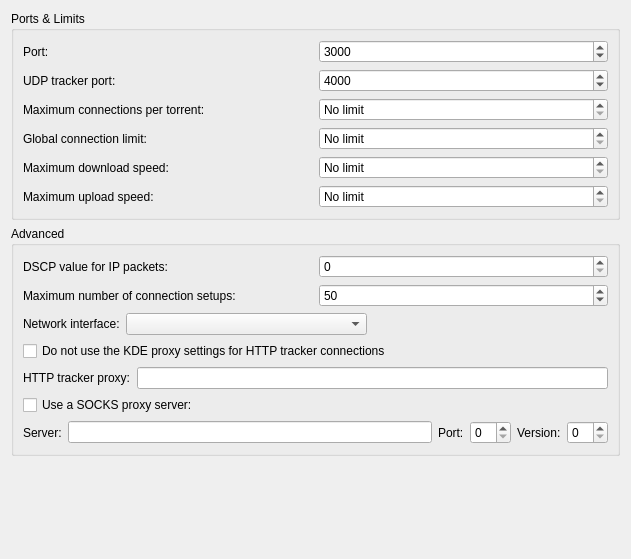
Before: the Qt Designer form ktorrent/networkpref.ui in KDE/ktorrent, drawn with Qt 5.
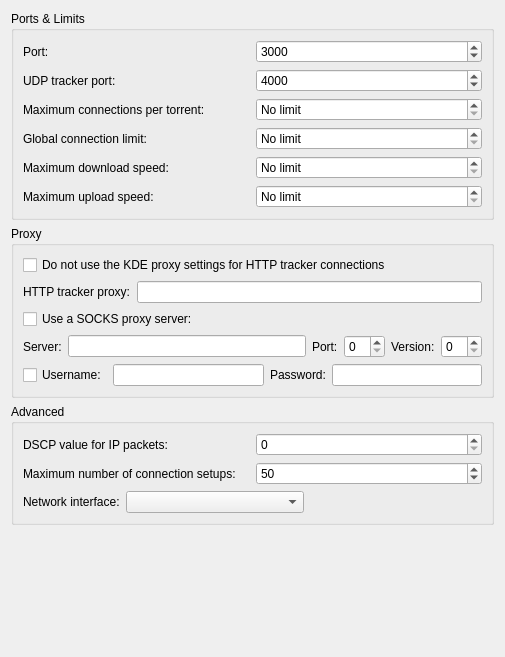
After: the same form once the commit is applied. Custom widgets are drawn as their Qt base class.

Commit message: Added username password authentication for SOCKS v5

```diff
--- a/ktorrent/networkpref.ui
+++ b/ktorrent/networkpref.ui
@@ -5,8 +5,8 @@
    <rect>
     <x>0</x>
     <y>0</y>
-    <width>631</width>
-    <height>559</height>
+    <width>505</width>
+    <height>657</height>
    </rect>
   </property>
   <property name="windowTitle" >
@@ -170,6 +170,156 @@
      </layout>
     </widget>
    </item>
+   <item>
+    <widget class="QGroupBox" name="groupBox_3" >
+     <property name="title" >
+      <string>Proxy</string>
+     </property>
+     <layout class="QVBoxLayout" >
+      <item>
+       <widget class="QCheckBox" name="kcfg_doNotUseKDEProxy" >
+        <property name="toolTip" >
+         <string>&lt;html>&lt;head>&lt;meta name="qrichtext" content="1" />&lt;style type="text/css">
+p, li { white-space: pre-wrap; }
+&lt;/style>&lt;/head>&lt;body style=" font-family:'Sans Serif'; font-size:9pt; font-weight:400; font-style:normal;">
+&lt;p style=" margin-top:0px; margin-bottom:0px; margin-left:0px; margin-right:0px; -qt-block-indent:0; text-indent:0px;">Instead of using the KDE proxy settings, use the HTTP proxy specified below.&lt;/p>&lt;/body>&lt;/html></string>
+        </property>
+        <property name="text" >
+         <string>Do not use the KDE proxy settings for HTTP tracker connections</string>
+        </property>
+       </widget>
+      </item>
+      <item>
+       <layout class="QHBoxLayout" >
+        <item>
+         <widget class="QLabel" name="label_10" >
+          <property name="text" >
+           <string>HTTP tracker proxy:</string>
+          </property>
+         </widget>
+        </item>
+        <item>
+         <widget class="QLineEdit" name="kcfg_httpTrackerProxy" >
+          <property name="toolTip" >
+           <string>HTTP proxy to use for tracker connections.</string>
+          </property>
+         </widget>
+        </item>
+       </layout>
+      </item>
+      <item>
+       <widget class="QCheckBox" name="kcfg_socksEnabled" >
+        <property name="toolTip" >
+         <string>&lt;html>&lt;head>&lt;meta name="qrichtext" content="1" />&lt;style type="text/css">
+p, li { white-space: pre-wrap; }
+&lt;/style>&lt;/head>&lt;body style=" font-family:'Sans Serif'; font-size:9pt; font-weight:400; font-style:normal;">
+&lt;p style=" margin-top:0px; margin-bottom:0px; margin-left:0px; margin-right:0px; -qt-block-indent:0; text-indent:0px;">Use a SOCKS proxy server for bittorrent connections.&lt;/p>
+&lt;p style="-qt-paragraph-type:empty; margin-top:0px; margin-bottom:0px; margin-left:0px; margin-right:0px; -qt-block-indent:0; text-indent:0px;">&lt;/p>
+&lt;p style=" margin-top:0px; margin-bottom:0px; margin-left:0px; margin-right:0px; -qt-block-indent:0; text-indent:0px;">&lt;span style=" font-weight:600;">Note: &lt;/span>This is not used for tracker connections&lt;/p>&lt;/body>&lt;/html></string>
+        </property>
+        <property name="text" >
+         <string>Use a SOCKS proxy server:</string>
+        </property>
+       </widget>
+      </item>
+      <item>
+       <layout class="QHBoxLayout" >
+        <item>
+         <widget class="QLabel" name="label_12" >
+          <property name="text" >
+           <string>Server:</string>
+          </property>
+         </widget>
+        </item>
+        <item>
+         <widget class="QLineEdit" name="kcfg_socksProxy" >
+          <property name="toolTip" >
+           <string>&lt;html>&lt;head>&lt;meta name="qrichtext" content="1" />&lt;style type="text/css">
+p, li { white-space: pre-wrap; }
+&lt;/style>&lt;/head>&lt;body style=" font-family:'Sans Serif'; font-size:9pt; font-weight:400; font-style:normal;">
+&lt;p style=" margin-top:0px; margin-bottom:0px; margin-left:0px; margin-right:0px; -qt-block-indent:0; text-indent:0px;">IP address or hostname of the SOCKS server&lt;/p>&lt;/body>&lt;/html></string>
+          </property>
+         </widget>
+        </item>
+        <item>
+         <widget class="QLabel" name="label_11" >
+          <property name="text" >
+           <string>Port:</string>
+          </property>
+         </widget>
+        </item>
+        <item>
+         <widget class="QSpinBox" name="kcfg_socksPort" >
+          <property name="toolTip" >
+           <string>&lt;html>&lt;head>&lt;meta name="qrichtext" content="1" />&lt;style type="text/css">
+p, li { white-space: pre-wrap; }
+&lt;/style>&lt;/head>&lt;body style=" font-family:'Sans Serif'; font-size:9pt; font-weight:400; font-style:normal;">
+&lt;p style=" margin-top:0px; margin-bottom:0px; margin-left:0px; margin-right:0px; -qt-block-indent:0; text-indent:0px;">Port used by the SOCKS server&lt;/p>&lt;/body>&lt;/html></string>
+          </property>
+         </widget>
+        </item>
+        <item>
+         <widget class="QLabel" name="label_13" >
+          <property name="text" >
+           <string>Version:</string>
+          </property>
+         </widget>
+        </item>
+        <item>
+         <widget class="QSpinBox" name="kcfg_socksVersion" />
+        </item>
+       </layout>
+      </item>
+      <item>
+       <layout class="QHBoxLayout" >
+        <item>
+         <widget class="QCheckBox" name="kcfg_socksUsePassword" >
+          <property name="toolTip" >
+           <string>&lt;html>&lt;head>&lt;meta name="qrichtext" content="1" />&lt;style type="text/css">
+p, li { white-space: pre-wrap; }
+&lt;/style>&lt;/head>&lt;body style=" font-family:'Sans Serif'; font-size:10pt; font-weight:400; font-style:normal;">
+&lt;p style=" margin-top:0px; margin-bottom:0px; margin-left:0px; margin-right:0px; -qt-block-indent:0; text-indent:0px;">If the SOCKS server requires authentication via a username and a password, enable this box.&lt;/p>&lt;/body>&lt;/html></string>
+          </property>
+          <property name="text" >
+           <string>Username:</string>
+          </property>
+         </widget>
+        </item>
+        <item>
+         <widget class="QLineEdit" name="kcfg_socksUsername" >
+          <property name="toolTip" >
+           <string>&lt;html>&lt;head>&lt;meta name="qrichtext" content="1" />&lt;style type="text/css">
+p, li { white-space: pre-wrap; }
+&lt;/style>&lt;/head>&lt;body style=" font-family:'Sans Serif'; font-size:10pt; font-weight:400; font-style:normal;">
+&lt;p style=" margin-top:0px; margin-bottom:0px; margin-left:0px; margin-right:0px; -qt-block-indent:0; text-indent:0px;">Username for the SOCKS proxy server.&lt;/p>&lt;/body>&lt;/html></string>
+          </property>
+         </widget>
+        </item>
+        <item>
+         <widget class="QLabel" name="label_14" >
+          <property name="text" >
+           <string>Password:</string>
+          </property>
+         </widget>
+        </item>
+        <item>
+         <widget class="KLineEdit" name="kcfg_socksPassword" >
+          <property name="toolTip" >
+           <string>&lt;html>&lt;head>&lt;meta name="qrichtext" content="1" />&lt;style type="text/css">
+p, li { white-space: pre-wrap; }
+&lt;/style>&lt;/head>&lt;body style=" font-family:'Sans Serif'; font-size:10pt; font-weight:400; font-style:normal;">
+&lt;p style=" margin-top:0px; margin-bottom:0px; margin-left:0px; margin-right:0px; -qt-block-indent:0; text-indent:0px;">Password for the SOCKS proxy server.&lt;/p>&lt;/body>&lt;/html></string>
+          </property>
+          <property name="passwordMode" >
+           <bool>true</bool>
+          </property>
+         </widget>
+        </item>
+       </layout>
+      </item>
+     </layout>
+    </widget>
+   </item>
    <item>
     <widget class="QGroupBox" name="groupBox_2" >
      <property name="title" >
@@ -273,100 +423,6 @@
         </item>
        </layout>
       </item>
-      <item>
-       <widget class="QCheckBox" name="kcfg_doNotUseKDEProxy" >
-        <property name="toolTip" >
-         <string>&lt;html>&lt;head>&lt;meta name="qrichtext" content="1" />&lt;style type="text/css">
-p, li { white-space: pre-wrap; }
-&lt;/style>&lt;/head>&lt;body style=" font-family:'Sans Serif'; font-size:9pt; font-weight:400; font-style:normal;">
-&lt;p style=" margin-top:0px; margin-bottom:0px; margin-left:0px; margin-right:0px; -qt-block-indent:0; text-indent:0px;">Instead of using the KDE proxy settings, use the HTTP proxy specified below.&lt;/p>&lt;/body>&lt;/html></string>
-        </property>
-        <property name="text" >
-         <string>Do not use the KDE proxy settings for HTTP tracker connections</string>
-        </property>
-       </widget>
-      </item>
-      <item>
-       <layout class="QHBoxLayout" >
-        <item>
-         <widget class="QLabel" name="label_10" >
-          <property name="text" >
-           <string>HTTP tracker proxy:</string>
-          </property>
-         </widget>
-        </item>
-        <item>
-         <widget class="QLineEdit" name="kcfg_httpTrackerProxy" >
-          <property name="toolTip" >
-           <string>HTTP proxy to use for tracker connections.</string>
-          </property>
-         </widget>
-        </item>
-       </layout>
-      </item>
-      <item>
-       <widget class="QCheckBox" name="kcfg_socksEnabled" >
-        <property name="toolTip" >
-         <string>&lt;html>&lt;head>&lt;meta name="qrichtext" content="1" />&lt;style type="text/css">
-p, li { white-space: pre-wrap; }
-&lt;/style>&lt;/head>&lt;body style=" font-family:'Sans Serif'; font-size:9pt; font-weight:400; font-style:normal;">
-&lt;p style=" margin-top:0px; margin-bottom:0px; margin-left:0px; margin-right:0px; -qt-block-indent:0; text-indent:0px;">Use a SOCKS proxy server for bittorrent connections.&lt;/p>
-&lt;p style="-qt-paragraph-type:empty; margin-top:0px; margin-bottom:0px; margin-left:0px; margin-right:0px; -qt-block-indent:0; text-indent:0px;">&lt;/p>
-&lt;p style=" margin-top:0px; margin-bottom:0px; margin-left:0px; margin-right:0px; -qt-block-indent:0; text-indent:0px;">&lt;span style=" font-weight:600;">Note: &lt;/span>This is not used for tracker connections&lt;/p>&lt;/body>&lt;/html></string>
-        </property>
-        <property name="text" >
-         <string>Use a SOCKS proxy server:</string>
-        </property>
-       </widget>
-      </item>
-      <item>
-       <layout class="QHBoxLayout" >
-        <item>
-         <widget class="QLabel" name="label_12" >
-          <property name="text" >
-           <string>Server:</string>
-          </property>
-         </widget>
-        </item>
-        <item>
-         <widget class="QLineEdit" name="kcfg_socksProxy" >
-          <property name="toolTip" >
-           <string>&lt;html>&lt;head>&lt;meta name="qrichtext" content="1" />&lt;style type="text/css">
-p, li { white-space: pre-wrap; }
-&lt;/style>&lt;/head>&lt;body style=" font-family:'Sans Serif'; font-size:9pt; font-weight:400; font-style:normal;">
-&lt;p style=" margin-top:0px; margin-bottom:0px; margin-left:0px; margin-right:0px; -qt-block-indent:0; text-indent:0px;">IP address or hostname of the SOCKS server&lt;/p>&lt;/body>&lt;/html></string>
-          </property>
-         </widget>
-        </item>
-        <item>
-         <widget class="QLabel" name="label_11" >
-          <property name="text" >
-           <string>Port:</string>
-          </property>
-         </widget>
-        </item>
-        <item>
-         <widget class="QSpinBox" name="kcfg_socksPort" >
-          <property name="toolTip" >
-           <string>&lt;html>&lt;head>&lt;meta name="qrichtext" content="1" />&lt;style type="text/css">
-p, li { white-space: pre-wrap; }
-&lt;/style>&lt;/head>&lt;body style=" font-family:'Sans Serif'; font-size:9pt; font-weight:400; font-style:normal;">
-&lt;p style=" margin-top:0px; margin-bottom:0px; margin-left:0px; margin-right:0px; -qt-block-indent:0; text-indent:0px;">Port used by the SOCKS server&lt;/p>&lt;/body>&lt;/html></string>
-          </property>
-         </widget>
-        </item>
-        <item>
-         <widget class="QLabel" name="label_13" >
-          <property name="text" >
-           <string>Version:</string>
-          </property>
-         </widget>
-        </item>
-        <item>
-         <widget class="QSpinBox" name="kcfg_socksVersion" />
-        </item>
-       </layout>
-      </item>
      </layout>
     </widget>
    </item>
@@ -385,6 +441,13 @@
    </item>
   </layout>
  </widget>
+ <customwidgets>
+  <customwidget>
+   <class>KLineEdit</class>
+   <extends>QLineEdit</extends>
+   <header>klineedit.h</header>
+  </customwidget>
+ </customwidgets>
  <resources/>
  <connections>
   <connection>
```
Left out of the diff: 58 changed lines with no effect on the pictures. The commit also changes 6 other files.
